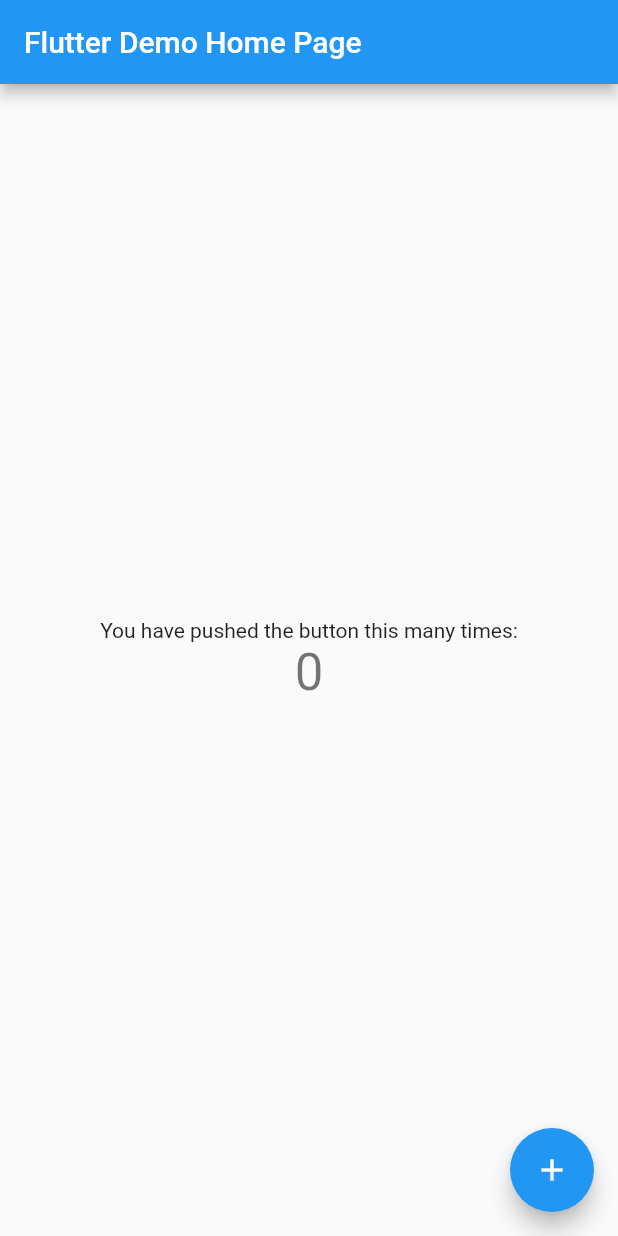
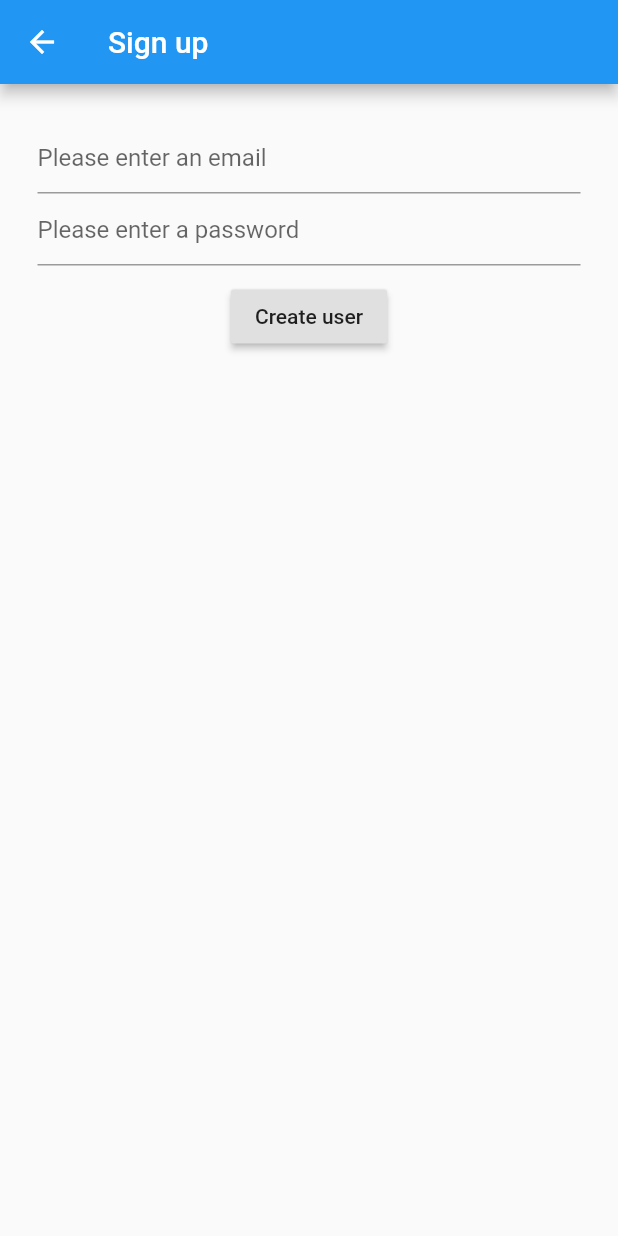
Before and after one commit to mjaay1337/ChatApp, a Flutter app: the screen it shows after launch, after a tap on the "add" icon, on a phone screen of 412 x 824 dp. Run offline on Flutter 3.47's test engine with Material 2 defaults, Android fonts, the phone set to English and light mode, and no system bars; our stand-ins replace firebase_auth; accounts and stored records are empty.

Commit message:
added signup.dart page

```diff
--- a/chat_app/lib/main.dart
+++ b/chat_app/lib/main.dart
@@ -1,3 +1,4 @@
+import 'package:chat_app/signup.dart';
 import 'package:firebase_auth/firebase_auth.dart';
 import 'package:flutter/material.dart';
 
@@ -110,8 +111,12 @@ class _MyHomePageState extends State<MyHomePage> {
       ),
       floatingActionButton: FloatingActionButton(
         onPressed: () {
-          FirebaseAuth.instance.createUserWithEmailAndPassword(
-              email: "Olivererrr@meew.dk", password: "1234567");
+          Navigator.push(
+            context,
+            MaterialPageRoute(
+              builder: (context) => SignUp(),
+            ),
+          );
         },
         tooltip: 'Increment',
         child: Icon(Icons.add),
--- /dev/null
+++ b/chat_app/lib/signup.dart
@@ -0,0 +1,50 @@
+import 'package:flutter/material.dart';
+import './services/auth.dart';
+
+class SignUp extends StatelessWidget {
+  AuthMethods authMethods = new AuthMethods();
+  String email;
+  String password;
+
+  @override
+  Widget build(BuildContext context) {
+    return Scaffold(
+      appBar: AppBar(
+        title: Text("Sign up"),
+      ),
+      body: Center(
+        child: Container(
+          padding: EdgeInsets.all(25),
+          child: Column(
+            children: [
+              TextField(
+                decoration: InputDecoration(
+                  hintText: 'Please enter an email',
+                ),
+                onChanged: (val) {
+                  email = val;
+                },
+              ),
+              TextField(
+                  decoration: InputDecoration(
+                    hintText: 'Please enter a password',
+                  ),
+                  obscureText: true,
+                  onChanged: (val) {
+                    password = val;
+                  }),
+              SizedBox(height: 10),
+              RaisedButton(
+                onPressed: () {
+                  authMethods.signUpwithEmailAndPassword(email, password);
+                  // Navigate back to first route when tapped.
+                },
+                child: Text('Create user'),
+              ),
+            ],
+          ),
+        ),
+      ),
+    );
+  }
+}
```
